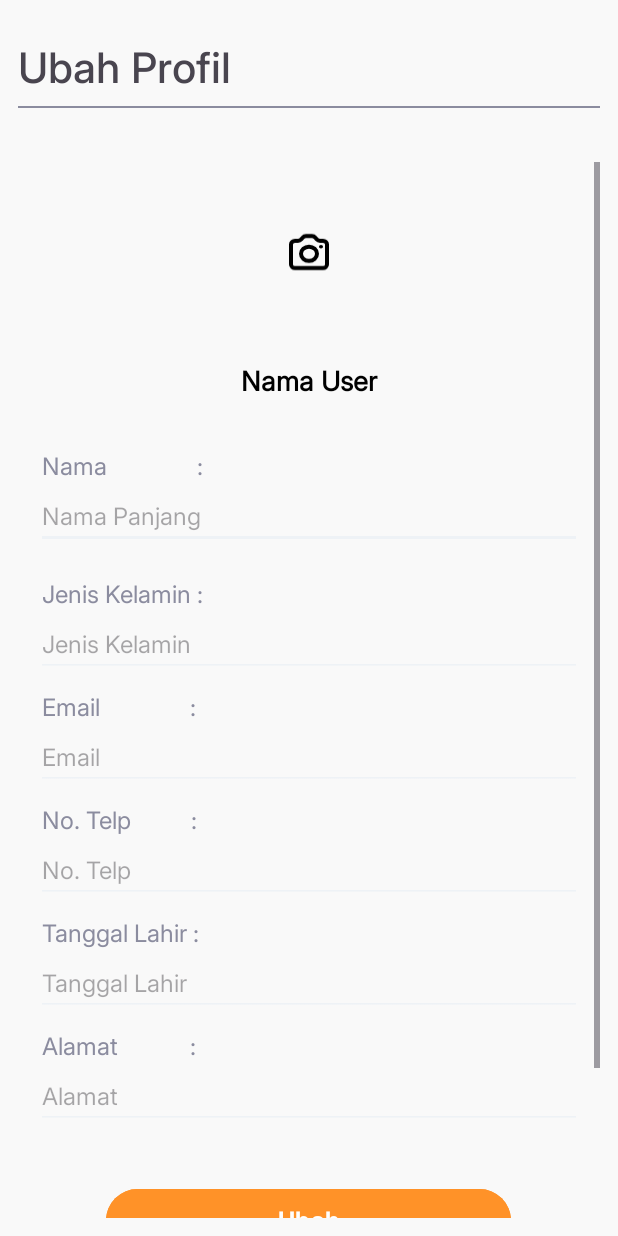
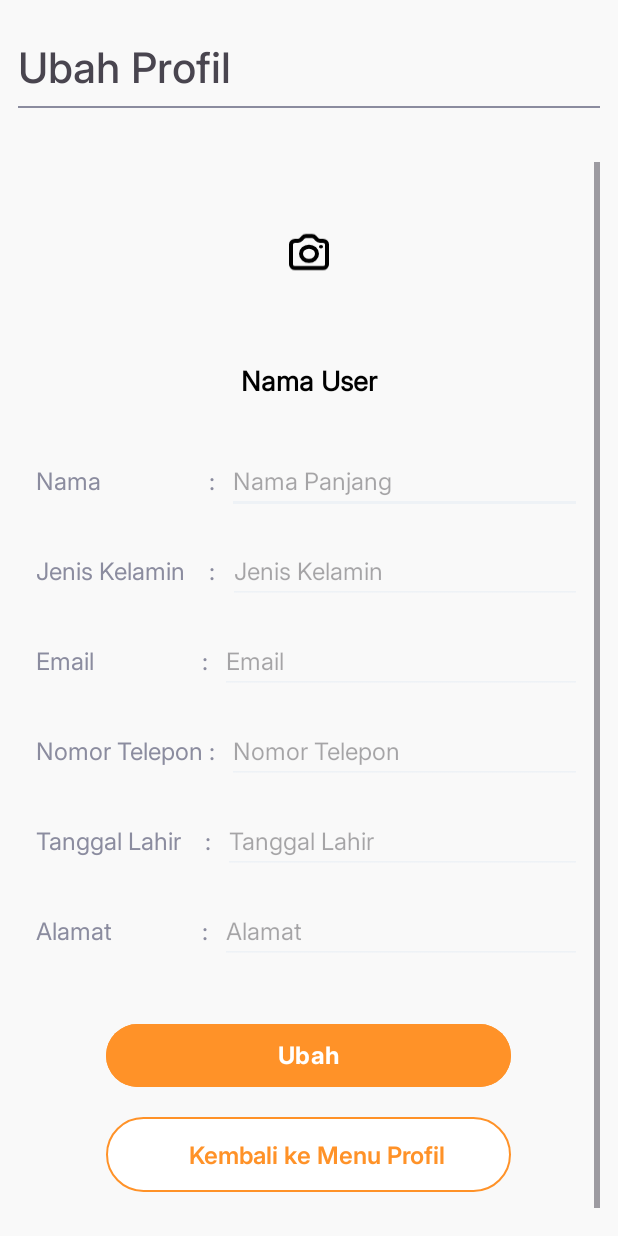
Before and after one commit to riandafatur28/Project_PelatihanKu, an Android app: the layout fragment_edit_profil.xml on its own in the app's theme, with its tools: preview values and no code run, on a phone screen of 412 x 824 dp. Run offline under Robolectric (Android 15) with nearby library versions, the phone set to English and light mode, and no system bars.

Commit message:
Update fragment_edit_profil.xml

```diff
--- a/app/src/main/res/layout/fragment_edit_profil.xml
+++ b/app/src/main/res/layout/fragment_edit_profil.xml
@@ -94,133 +94,186 @@
                 android:layout_marginTop="16dp"
                 android:orientation="vertical">
 
+                <LinearLayout
+                    android:layout_width="match_parent"
+                    android:layout_height="wrap_content"
+                    android:layout_marginTop="16dp"
+                    android:orientation="horizontal">
+
+                    <!-- Label Nama -->
                     <TextView
                         android:id="@+id/Labeleditnama"
-                    android:layout_width="match_parent"
+                        android:layout_width="wrap_content"
                         android:layout_height="wrap_content"
-                    android:layout_marginHorizontal="4dp"
-                    android:layout_marginTop="16dp"
+                        android:layout_marginEnd="8dp"
                         android:fontFamily="@font/inter_regular"
-                    android:text="Nama               :"
+                        android:text="Nama                  :"
                         android:textColor="@color/font_tint"
                         android:textSize="16sp" />
 
+                    <!-- Input EditText -->
                     <EditText
                         android:id="@+id/editnamaProfil"
-                    android:layout_width="match_parent"
+                        android:layout_width="0dp"
                         android:layout_height="wrap_content"
+                        android:layout_weight="1"
                         android:fontFamily="@font/inter_regular"
                         android:hint="Nama Panjang"
                         android:backgroundTint="#EEF2F6"
                         android:textColor="@color/font_black"
                         android:textSize="16sp" />
+                </LinearLayout>
 
+
+                <LinearLayout
+                    android:layout_width="match_parent"
+                    android:layout_height="wrap_content"
+                    android:layout_marginTop="16dp"
+                    android:orientation="horizontal">
+
+                    <!-- Label Jenis Kelamin -->
                     <TextView
                         android:id="@+id/Labeleditjs"
-                    android:layout_width="match_parent"
+                        android:layout_width="wrap_content"
                         android:layout_height="wrap_content"
-                    android:layout_marginTop="18dp"
-                    android:layout_marginHorizontal="4dp"
+                        android:layout_marginEnd="8dp"
                         android:fontFamily="@font/inter_regular"
-                    android:text="Jenis Kelamin :"
+                        android:text="Jenis Kelamin    :"
                         android:textColor="@color/font_tint"
                         android:textSize="16sp" />
 
+                    <!-- Input Jenis Kelamin -->
                     <EditText
                         android:id="@+id/editJKProfil"
-                    android:layout_width="match_parent"
+                        android:layout_width="0dp"
                         android:layout_height="wrap_content"
+                        android:layout_weight="1"
                         android:fontFamily="@font/inter_regular"
                         android:hint="Jenis Kelamin"
                         android:backgroundTint="#EEF2F6"
                         android:textColor="@color/font_black"
                         android:textSize="16sp" />
+                </LinearLayout>
 
+                <LinearLayout
+                    android:layout_width="match_parent"
+                    android:layout_height="wrap_content"
+                    android:layout_marginTop="16dp"
+                    android:orientation="horizontal">
+
+                    <!-- Label Jenis Kelamin -->
                     <TextView
                         android:id="@+id/Labeleditemail"
-                    android:layout_width="match_parent"
+                        android:layout_width="wrap_content"
                         android:layout_height="wrap_content"
-                    android:layout_marginHorizontal="4dp"
-                    android:layout_marginTop="8dp"
+                        android:layout_marginEnd="8dp"
                         android:fontFamily="@font/inter_regular"
-                    android:text="Email               :"
+                        android:text="Email                  :"
                         android:textColor="@color/font_tint"
                         android:textSize="16sp" />
 
+                    <!-- Input Jenis Kelamin -->
                     <EditText
                         android:id="@+id/editemailProfil"
+                        android:layout_width="0dp"
+                        android:layout_height="wrap_content"
+                        android:layout_weight="1"
+                        android:fontFamily="@font/inter_regular"
+                        android:hint="Email"
+                        android:backgroundTint="#EEF2F6"
+                        android:textColor="@color/font_black"
+                        android:textSize="16sp" />
+                </LinearLayout>
+
+                <LinearLayout
                     android:layout_width="match_parent"
                     android:layout_height="wrap_content"
-                    android:enabled="false"
-                    android:focusable="false"
-                    android:backgroundTint="#EEF2F6"
+                    android:layout_marginTop="16dp"
+                    android:orientation="horizontal">
+
+                    <!-- Label Jenis Kelamin -->
+                    <TextView
+                        android:id="@+id/LabeleditnoTelp"
+                        android:layout_width="wrap_content"
+                        android:layout_height="wrap_content"
+                        android:layout_marginEnd="8dp"
                         android:fontFamily="@font/inter_regular"
-                    android:hint="Email"
-                    android:textColor="@color/font_black"
-                    android:textSize="16sp" />
-
-                <TextView
-                    android:id="@+id/Labeleditnotelp"
-                    android:layout_width="match_parent"
-                    android:layout_height="wrap_content"
-                    android:layout_marginTop="8dp"
-                    android:fontFamily="@font/inter_regular"
-                    android:layout_marginHorizontal="4dp"
-                    android:text="No. Telp          :"
+                        android:text="Nomor Telepon :"
                         android:textColor="@color/font_tint"
                         android:textSize="16sp" />
 
+                    <!-- Input Jenis Kelamin -->
                     <EditText
                         android:id="@+id/editNoTelpProfil"
-                    android:layout_width="match_parent"
+                        android:layout_width="0dp"
                         android:layout_height="wrap_content"
+                        android:layout_weight="1"
                         android:fontFamily="@font/inter_regular"
-                    android:hint="No. Telp"
+                        android:hint="Nomor Telepon"
                         android:backgroundTint="#EEF2F6"
                         android:textColor="@color/font_black"
                         android:textSize="16sp" />
+                </LinearLayout>
 
+                <LinearLayout
+                    android:layout_width="match_parent"
+                    android:layout_height="wrap_content"
+                    android:layout_marginTop="16dp"
+                    android:orientation="horizontal">
+
+                    <!-- Label Jenis Kelamin -->
                     <TextView
                         android:id="@+id/Labeleditttl"
-                    android:layout_width="match_parent"
+                        android:layout_width="wrap_content"
                         android:layout_height="wrap_content"
-                    android:layout_marginTop="8dp"
+                        android:layout_marginEnd="8dp"
                         android:fontFamily="@font/inter_regular"
-                    android:layout_marginHorizontal="4dp"
-                    android:text="Tanggal Lahir :"
+                        android:text="Tanggal Lahir    :"
                         android:textColor="@color/font_tint"
                         android:textSize="16sp" />
 
+                    <!-- Input Jenis Kelamin -->
                     <EditText
                         android:id="@+id/editTTLProfil"
-                    android:layout_width="match_parent"
+                        android:layout_width="0dp"
                         android:layout_height="wrap_content"
+                        android:layout_weight="1"
                         android:fontFamily="@font/inter_regular"
                         android:hint="Tanggal Lahir"
                         android:backgroundTint="#EEF2F6"
                         android:textColor="@color/font_black"
                         android:textSize="16sp" />
+                </LinearLayout>
 
-                <TextView
-                    android:id="@+id/Labeleditalamat"
+                <LinearLayout
                     android:layout_width="match_parent"
                     android:layout_height="wrap_content"
-                    android:layout_marginTop="8dp"
+                    android:layout_marginTop="16dp"
+                    android:orientation="horizontal">
+
+                    <!-- Label Jenis Kelamin -->
+                    <TextView
+                        android:id="@+id/Labeledit"
+                        android:layout_width="wrap_content"
+                        android:layout_height="wrap_content"
+                        android:layout_marginEnd="8dp"
                         android:fontFamily="@font/inter_regular"
-                    android:layout_marginHorizontal="4dp"
-                    android:text="Alamat            :"
+                        android:text="Alamat               :"
                         android:textColor="@color/font_tint"
                         android:textSize="16sp" />
 
+                    <!-- Input Jenis Kelamin -->
                     <EditText
                         android:id="@+id/editalamatProfil"
-                    android:layout_width="match_parent"
+                        android:layout_width="0dp"
                         android:layout_height="wrap_content"
+                        android:layout_weight="1"
                         android:fontFamily="@font/inter_regular"
                         android:hint="Alamat"
                         android:backgroundTint="#EEF2F6"
                         android:textColor="@color/font_black"
                         android:textSize="16sp" />
+                </LinearLayout>
             </LinearLayout>
 
             <!-- Tombol Ubah Profil -->
```
Lines whose indentation alone changed are shown as unchanged.
